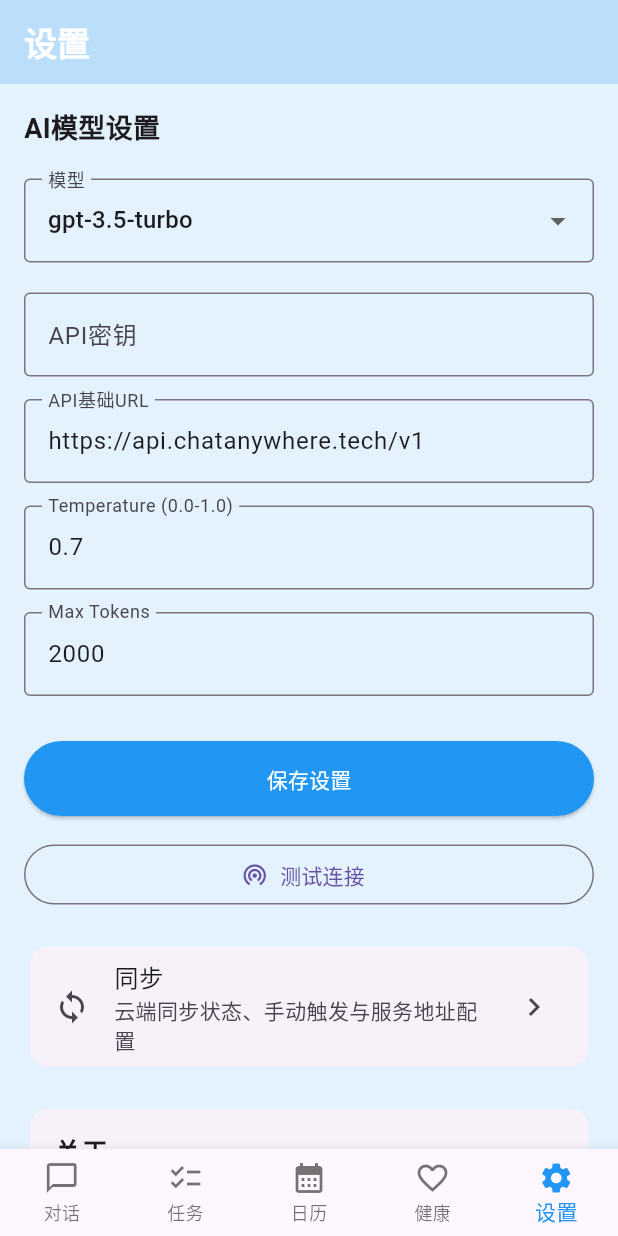
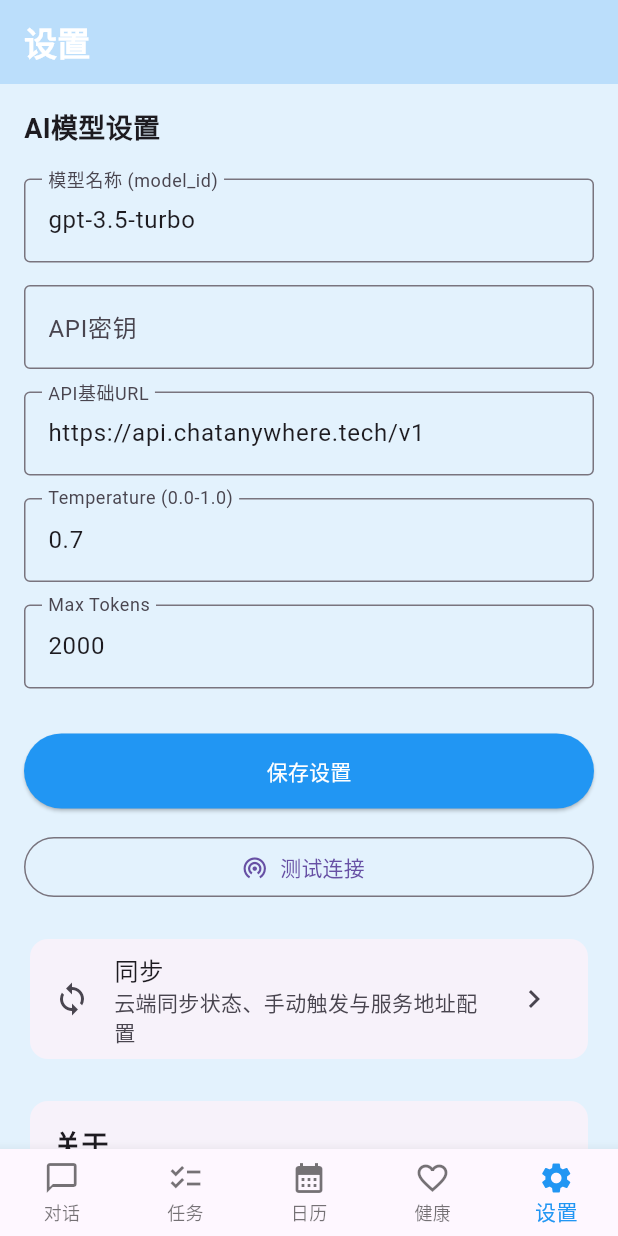
Before and after one commit to Hanguangwu/Bot-In-The-Mirror, a Flutter app: the screen it shows after launch, item 5 of the bottom bar chosen, on a phone screen of 412 x 824 dp. Run offline on Flutter 3.47's test engine with Material 3 defaults, Android fonts, the phone set to English and light mode, and no system bars; our stand-ins replace drift, drift_flutter, flutter_secure_storage, get_it, shared_preferences; accounts and stored records are empty; generated files the repository leaves out were written again.

Commit message:
refactor(settings): 模型字段改为自由输入 model_id
- 移除 AppConfig.commonModels 静态列表
- DropdownButtonFormField → TextEditingController 自由输入
- 留空时回退到 AppConfig.defaultModel
- 补充 widget 测试验证自定义 model_id 保存流程
- 同步更新 M0 实施说明文档

```diff
--- a/lib/core/config/app_config.dart
+++ b/lib/core/config/app_config.dart
@@ -19,14 +19,6 @@ abstract final class AppConfig {
 
   /// 应用版本（与 `pubspec.yaml` 保持一致）。
   static const String appVersion = '1.0.0';
-
-  /// 常见模型候选列表（静态兜底，动态获取是 M1）。
-  static const List<String> commonModels = <String>[
-    'gpt-3.5-turbo',
-    'gpt-4',
-    'gpt-4o-mini',
-    'gpt-4o',
-  ];
 
   /// 默认同步服务地址；空串 = 未启用（同步引擎内部空转，不触网）。
   static const String defaultSyncBaseUrl = '';
--- a/lib/features/settings/settings_screen.dart
+++ b/lib/features/settings/settings_screen.dart
@@ -23,8 +23,7 @@ class _SettingsScreenState extends State<SettingsScreen> {
   final TextEditingController _baseUrlController = TextEditingController();
   final TextEditingController _temperatureController = TextEditingController();
   final TextEditingController _maxTokensController = TextEditingController();
-  late String _selectedModel;
-  late List<String> _models;
+  final TextEditingController _modelController = TextEditingController();
   bool _isTesting = false;
 
   @override
@@ -35,11 +34,7 @@ class _SettingsScreenState extends State<SettingsScreen> {
     _baseUrlController.text = profile.baseUrl;
     _temperatureController.text = profile.temperature.toString();
     _maxTokensController.text = profile.maxTokens.toString();
-    _selectedModel = profile.model;
-    _models = <String>[
-      if (!AppConfig.commonModels.contains(profile.model)) profile.model,
-      ...AppConfig.commonModels,
-    ];
+    _modelController.text = profile.model;
   }
 
   @override
@@ -48,6 +43,7 @@ class _SettingsScreenState extends State<SettingsScreen> {
     _baseUrlController.dispose();
     _temperatureController.dispose();
     _maxTokensController.dispose();
+    _modelController.dispose();
     super.dispose();
   }
 
@@ -57,10 +53,11 @@ class _SettingsScreenState extends State<SettingsScreen> {
         double.tryParse(_temperatureController.text) ?? AppConfig.defaultTemperature;
     final maxTokens =
         int.tryParse(_maxTokensController.text) ?? AppConfig.defaultMaxTokens;
+    final model = _modelController.text.trim();
     return AIProviderProfile(
       name: '默认',
       baseUrl: _baseUrlController.text.trim(),
-      model: _selectedModel,
+      model: model.isEmpty ? AppConfig.defaultModel : model,
       temperature: temperature,
       maxTokens: maxTokens,
     );
@@ -147,8 +144,12 @@ class _SettingsScreenState extends State<SettingsScreen> {
               style: TextStyle(fontSize: 18, fontWeight: FontWeight.bold),
             ),
             const SizedBox(height: 20),
-            _buildModelSelector(),
-            const SizedBox(height: 20),
+            _buildTextField(
+              label: '模型名称 (model_id)',
+              controller: _modelController,
+              hint: 'gpt-3.5-turbo',
+            ),
+            const SizedBox(height: 15),
             _buildTextField(
               label: 'API密钥',
               controller: _apiKeyController,
@@ -258,27 +259,6 @@ class _SettingsScreenState extends State<SettingsScreen> {
     );
   }
 
-  Widget _buildModelSelector() {
-    return DropdownButtonFormField<String>(
-      decoration: const InputDecoration(
-        labelText: '模型',
-        border: OutlineInputBorder(),
-      ),
-      initialValue: _selectedModel,
-      items: _models.map((model) {
-        return DropdownMenuItem<String>(
-          value: model,
-          child: Text(model),
-        );
-      }).toList(),
-      onChanged: (value) {
-        if (value != null) {
-          setState(() => _selectedModel = value);
-        }
-      },
-    );
-  }
-
   Widget _buildTextField({
     required String label,
     required TextEditingController controller,
```
Also changed, not shown: 2 other files.
